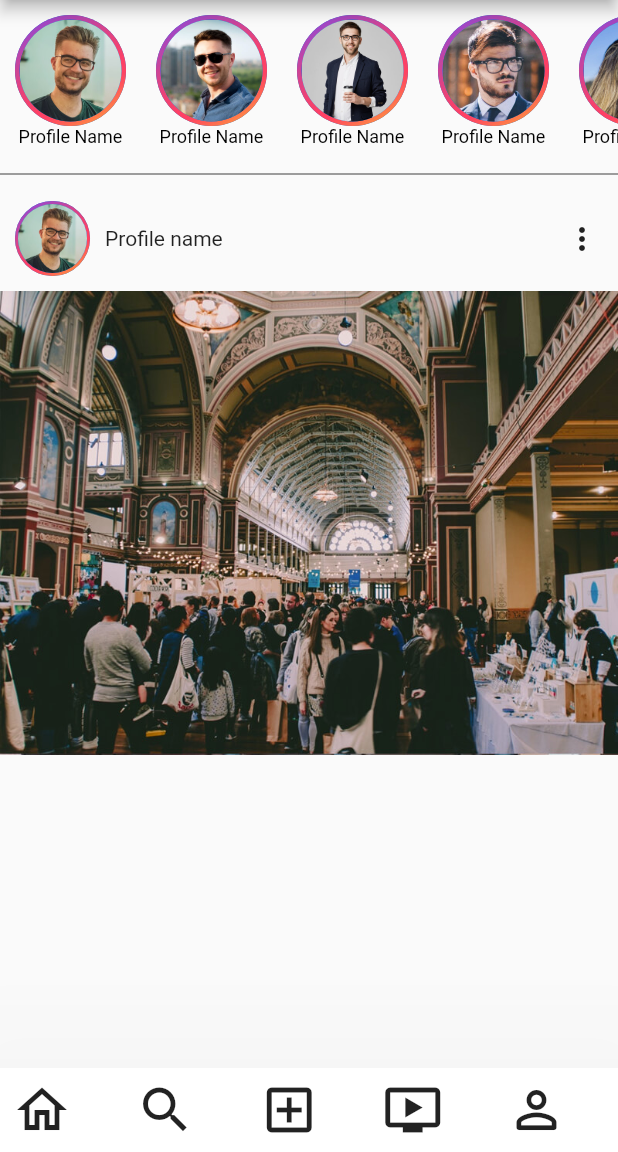
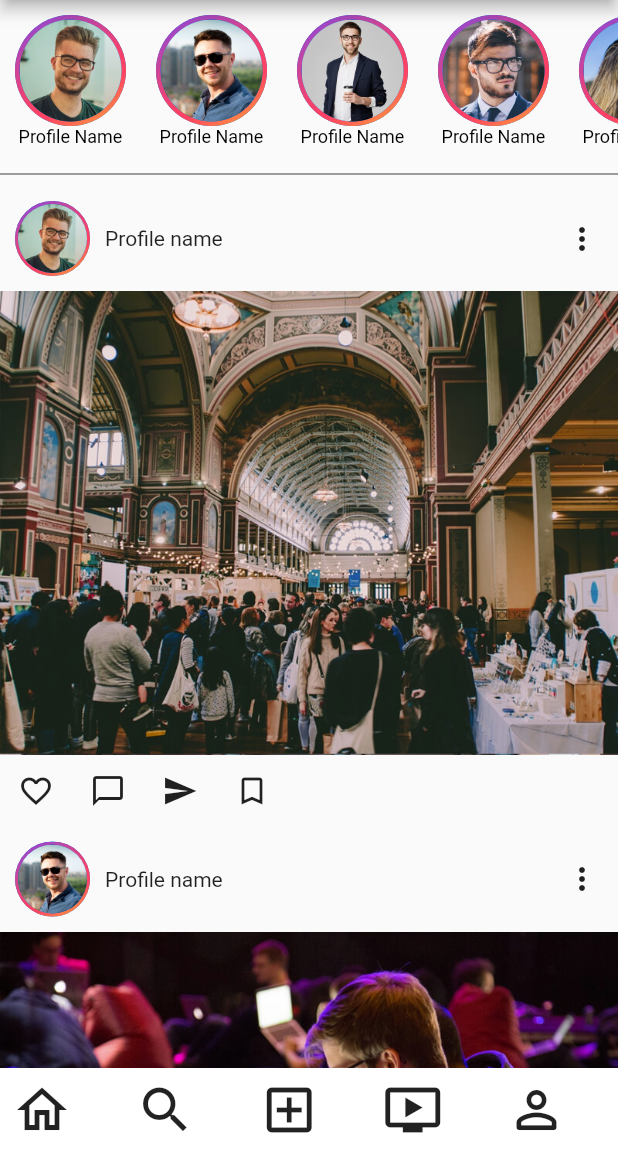
Before and after one commit to MoriKeli/instgram_app_clone, a Flutter app: the screen it shows after launch, on a phone screen of 412 x 824 dp, the part 84-1236 px from its top. Run offline on Flutter 3.47's test engine with Material 2 defaults, Android fonts, the light colour scheme and no system bars.

Commit message:
added icons on cards footer

```diff
--- a/lib/screens/homepage.dart
+++ b/lib/screens/homepage.dart
@@ -9,23 +9,23 @@ class Homepage extends StatefulWidget {
 
 class _HomepageState extends State<Homepage> {
   List<String> profileImages = [
-    "assets/dps/boy-1.jpg",
-    "assets/dps/boy-2.jpg",
-    "assets/dps/boy-3.jpg",
-    "assets/dps/boy-4.jpg",
-    "assets/dps/girl-1.jpg",
-    "assets/dps/girl-2.jpg",
-    "assets/dps/girl-3.jpg",
+    "images/dps/boy-1.jpg",
+    "images/dps/boy-2.jpg",
+    "images/dps/boy-3.jpg",
+    "images/dps/boy-4.jpg",
+    "images/dps/girl-1.jpg",
+    "images/dps/girl-2.jpg",
+    "images/dps/girl-3.jpg",
   ];
 
   List<String> user_posts = [
-    "assets/1.jpg",
-    // "assets/2.jpg",
-    // "assets/3.jpg",
-    // "assets/5.jpg",
-    // "assets/6.jpg",
-    // "assets/13.jpg",
-    // "assets/gallery-8.jpg",
+    "images/1.jpg",
+    "images/2.jpg",
+    "images/3.jpg",
+    "images/5.jpg",
+    "images/6.jpg",
+    "images/13.jpg",
+    "images/gallery-8.jpg",
   ];
 
   @override
@@ -35,7 +35,7 @@ class _HomepageState extends State<Homepage> {
         // elevation: 10.0,
         // leading: Icon(Icons.camera_alt_outlined, color: Colors.black, size: 30.0),
         title: Image(
-          image: AssetImage("assets/logo.png"),
+          image: AssetImage("images/logo.png"),
           height: 38.0,
           // fit: BoxFit.contain,
         ),
@@ -67,7 +67,7 @@ class _HomepageState extends State<Homepage> {
                               CircleAvatar(
                                 radius: 37.0,
                                 backgroundImage:
-                                    AssetImage("assets/gradient.jpg"),
+                                    AssetImage("images/gradient.jpg"),
                                 child: CircleAvatar(
                                   radius: 34.0,
                                   backgroundImage:
@@ -82,10 +82,11 @@ class _HomepageState extends State<Homepage> {
                         )),
               ),
             ),
+
             Divider(thickness: 0.5, color: Colors.black),
             Column(
               children: List.generate(
-                1,
+                2,
                 (index) => Column(
                   children: [
                     //  Header
@@ -95,7 +96,7 @@ class _HomepageState extends State<Homepage> {
                           padding: EdgeInsets.all(10.0),
                           child: CircleAvatar(
                             radius: 25.0,
-                            backgroundImage: AssetImage("assets/gradient.jpg"),
+                            backgroundImage: AssetImage("images/gradient.jpg"),
                             child: CircleAvatar(
                               radius: 23.0,
                               backgroundImage: AssetImage(profileImages[index]),
@@ -105,13 +106,31 @@ class _HomepageState extends State<Homepage> {
                         Text("Profile name"),
                         Spacer(),
                         IconButton(
-                            icon: Icon(Icons.more_vert),
-                            onPressed: () {}),
+                            icon: Icon(Icons.more_vert), onPressed: () {}),
                       ],
                     ),
-                  //  images uploaded by the user
-                    Image.asset(user_posts[index]),
-                    // Image(image: AssetImage(user_posts[index]),),
+                    //  images uploaded by the user
+                    Image(image: AssetImage(user_posts[index])),
+                    //  Footer for each posts card
+                    Row(
+                      children: [
+                        IconButton(
+                            icon: Icon(Icons.favorite_border),
+                            onPressed: () {}
+                        ),
+                        IconButton(
+                            icon: Icon(Icons.chat_bubble_outline_outlined),
+                            onPressed: () {}
+                        ),IconButton(
+                            icon: Icon(Icons.send),
+                            onPressed: () {}
+                        ),
+                        IconButton(
+                            icon: Icon(Icons.bookmark_border),
+                            onPressed: () {}
+                        ),
+                      ],
+                    )
                   ],
                 ),
               ),
@@ -119,7 +138,6 @@ class _HomepageState extends State<Homepage> {
           ],
         ),
       ),
-
       bottomNavigationBar: BottomAppBar(
         elevation: 100.0,
         child: Row(
--- a/pubspec.yaml
+++ b/pubspec.yaml
@@ -61,8 +61,8 @@ flutter:
 
   # To add assets to your application, add an assets section, like this:
   assets:
-     - assets/
-     - assets/dps/
+     - images/
+     - images/dps/
   #   - images/a_dot_ham.jpeg
 
   # An image asset can refer to one or more resolution-specific "variants", see
```
Also changed, not shown: images/1.jpg (renamed from assets/1.jpg), images/13.jpg (renamed from assets/13.jpg), images/2.jpg (renamed from assets/2.jpg), images/3.jpg (renamed from assets/3.jpg), images/5.jpg (renamed from assets/5.jpg), images/6.jpg (renamed from assets/6.jpg), images/dps/boy-1.jpg (renamed from assets/dps/boy-1.jpg), images/dps/boy-2.jpg (renamed from assets/dps/boy-2.jpg), images/dps/boy-3.jpg (renamed from assets/dps/boy-3.jpg), images/dps/boy-4.jpg (renamed from assets/dps/boy-4.jpg), images/dps/girl-1.jpg (renamed from assets/dps/girl-1.jpg), images/dps/girl-2.jpg (renamed from assets/dps/girl-2.jpg), images/dps/girl-3.jpg (renamed from assets/dps/girl-3.jpg), images/gallery-8.jpg (renamed from assets/gallery-8.jpg), 2 more files.
